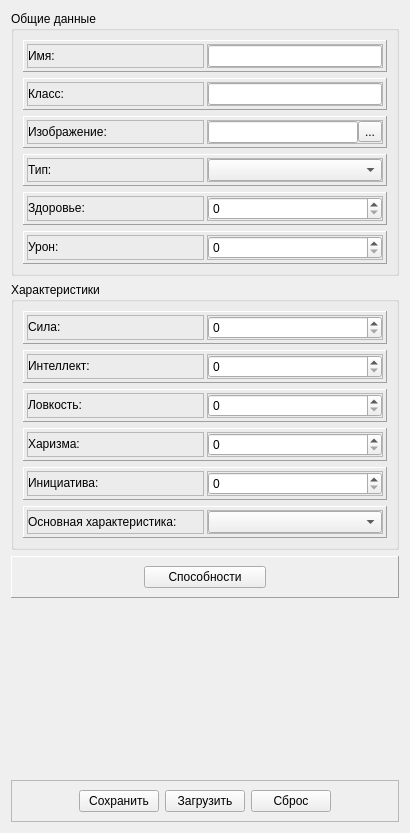
Qt form forms/fmaddperson.ui (hospitaler17/gamehelper) before a commit.
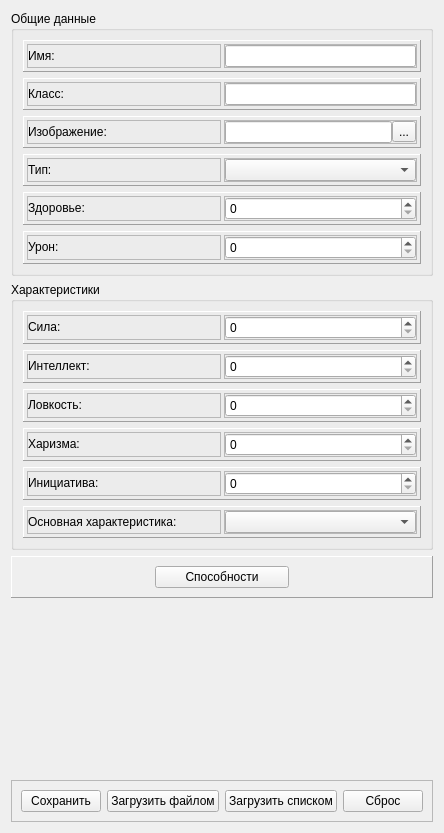
The same form after that commit.

Diff of the .ui file:
```diff
--- a/forms/fmaddperson.ui
+++ b/forms/fmaddperson.ui
@@ -6,7 +6,7 @@
    <rect>
     <x>0</x>
     <y>0</y>
-    <width>410</width>
+    <width>441</width>
     <height>833</height>
    </rect>
   </property>
@@ -600,7 +600,11 @@
              <number>0</number>
             </property>
             <item>
-             <widget class="QSpinBox" name="sb_health"/>
+             <widget class="QSpinBox" name="sb_health">
+              <property name="maximum">
+               <number>999999</number>
+              </property>
+             </widget>
             </item>
            </layout>
           </widget>
@@ -712,7 +716,11 @@
              <number>0</number>
             </property>
             <item>
-             <widget class="QSpinBox" name="sb_damage"/>
+             <widget class="QSpinBox" name="sb_damage">
+              <property name="maximum">
+               <number>999999</number>
+              </property>
+             </widget>
             </item>
            </layout>
           </widget>
@@ -833,7 +841,11 @@
              <number>0</number>
             </property>
             <item>
-             <widget class="QSpinBox" name="sb_strength"/>
+             <widget class="QSpinBox" name="sb_strength">
+              <property name="maximum">
+               <number>999</number>
+              </property>
+             </widget>
             </item>
            </layout>
           </widget>
@@ -945,7 +957,11 @@
              <number>0</number>
             </property>
             <item>
-             <widget class="QSpinBox" name="sb_intelligence"/>
+             <widget class="QSpinBox" name="sb_intelligence">
+              <property name="maximum">
+               <number>999</number>
+              </property>
+             </widget>
             </item>
            </layout>
           </widget>
@@ -1057,7 +1073,11 @@
              <number>0</number>
             </property>
             <item>
-             <widget class="QSpinBox" name="sb_agility"/>
+             <widget class="QSpinBox" name="sb_agility">
+              <property name="maximum">
+               <number>999</number>
+              </property>
+             </widget>
             </item>
            </layout>
           </widget>
@@ -1169,7 +1189,11 @@
              <number>0</number>
             </property>
             <item>
-             <widget class="QSpinBox" name="sb_charisma"/>
+             <widget class="QSpinBox" name="sb_charisma">
+              <property name="maximum">
+               <number>999</number>
+              </property>
+             </widget>
             </item>
            </layout>
           </widget>
@@ -1281,7 +1305,11 @@
              <number>0</number>
             </property>
             <item>
-             <widget class="QSpinBox" name="sb_initiative"/>
+             <widget class="QSpinBox" name="sb_initiative">
+              <property name="maximum">
+               <number>999</number>
+              </property>
+             </widget>
             </item>
            </layout>
           </widget>
@@ -1512,12 +1540,19 @@
          </sizepolicy>
         </property>
         <property name="text">
-         <string>Загрузить</string>
+         <string>Загрузить файлом</string>
         </property>
        </widget>
       </item>
       <item>
-       <widget class="QPushButton" name="pushButton">
+       <widget class="QPushButton" name="pb_load_exists">
+        <property name="text">
+         <string>Загрузить списком</string>
+        </property>
+       </widget>
+      </item>
+      <item>
+       <widget class="QPushButton" name="pb_drop">
         <property name="sizePolicy">
          <sizepolicy hsizetype="Maximum" vsizetype="Maximum">
           <horstretch>0</horstretch>
```
